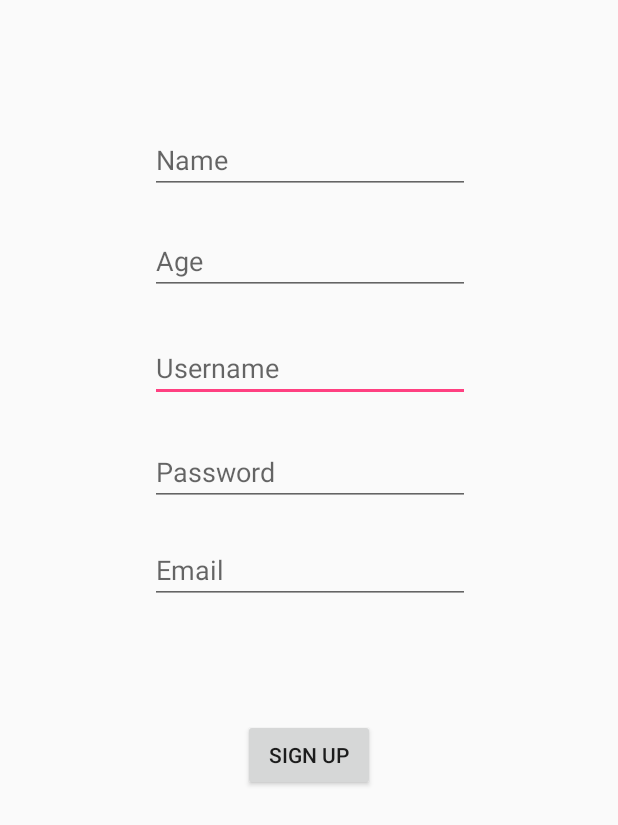
After one commit to triblex/Worldo_v1, an Android app: the SignUpActivity screen opened directly, with no data from a screen before it, on a phone screen of 412 x 824 dp. The commit adds this screen. Shown: the top 825 px of the screen. Run offline under Robolectric (Android 15) with nearby library versions, the phone set to English and light mode, and no system bars.

Commit message:
new commit

```diff
--- a/app/src/main/java/com/co/triblex/worldo_v01/Events.java
+++ b/app/src/main/java/com/co/triblex/worldo_v01/EventsActivity.java
@@ -14,7 +14,7 @@ import com.google.android.gms.location.places.Place;
 import com.google.android.gms.location.places.ui.PlacePicker;
 //import com.google.android.gms.location.places;
 
-public class Events extends AppCompatActivity {
+public class EventsActivity extends AppCompatActivity {
 
     int PLACE_PICKER_REQUEST = 1;
     int status;
@@ -48,7 +48,8 @@ public class Events extends AppCompatActivity {
     @Override
     protected void onActivityResult (int requestCode, int resultCode, Intent data) {
         super.onActivityResult(requestCode, resultCode, data);
-
+        System.out.println("Result code: "+resultCode);
+        System.out.println("Request code: "+requestCode);
         if (requestCode == 100){
             status = GooglePlayServicesUtil.isGooglePlayServicesAvailable(this);
         }
--- a/app/src/main/java/com/co/triblex/worldo_v01/MeetupActivity.java
+++ b/app/src/main/java/com/co/triblex/worldo_v01/MeetupActivity.java
@@ -74,7 +74,7 @@ public class MeetupActivity extends AppCompatActivity implements View.OnClickLis
                 e.printStackTrace();
             }
         }
-        if (requestCode == TAKE_PICTURE_REQUEST /* && resultCode == RESULT_OK && data != null && data.getData() != null */) {
+        if (requestCode == TAKE_PICTURE_REQUEST && data != null /*&& data.getData() != null */) {
             Bitmap bitmap = (Bitmap)data.getExtras().get("data");
             imageView.setImageBitmap(bitmap);
             Log.d("imageView", "Setting imageView to captured image!");
--- /dev/null
+++ b/app/src/main/java/com/co/triblex/worldo_v01/SignUpActivity.java
@@ -0,0 +1,76 @@
+package com.co.triblex.worldo_v01;
+
+import android.content.Intent;
+import android.support.v7.app.AppCompatActivity;
+import android.os.Bundle;
+import android.util.Log;
+import android.view.View;
+import android.widget.Button;
+import android.widget.EditText;
+import android.widget.Toast;
+
+public class SignUpActivity extends AppCompatActivity implements View.OnClickListener{
+
+    singleton sing;
+    Button signUnBTN;
+    EditText name, age, password, username, email;
+
+
+    @Override
+    protected void onCreate(Bundle savedInstanceState) {
+        super.onCreate(savedInstanceState);
+        setContentView(R.layout.activity_sign_up);
+
+        name = (EditText) findViewById(R.id.nameTxt);
+        password = (EditText) findViewById(R.id.passwordTxt);
+        age = (EditText) findViewById(R.id.ageTxt);
+        username = (EditText) findViewById(R.id.usernameTxt);
+        email = (EditText) findViewById(R.id.emailTxt);
+
+        signUnBTN = (Button) findViewById(R.id.signupbtn);
+        signUnBTN.setOnClickListener(this);
+    }
+
+    @Override
+    public void onClick(View view) {
+        if(view == signUnBTN) {
+                User newUser = new User();
+                newUser.name = name.getText().toString();
+                newUser.password = password.getText().toString();
+                newUser.username = username.getText().toString();
+                newUser.age = age.getText().toString();
+                newUser.email = email.getText().toString();
+
+            if(!checkExisting()) {
+                sing.users.add(newUser);
+
+                Log.d("Users", newUser.username);
+                Log.d("Users", newUser.password);
+
+                Toast toast = Toast.makeText(this, "User created!", Toast.LENGTH_SHORT);
+                toast.show();
+
+                Intent back = new Intent(this, LogInActivity.class);
+                startActivity(back);
+            } else {
+                Toast toast = Toast.makeText(this, "User already existst, try again", Toast.LENGTH_SHORT);
+                toast.show();
+                name.clearComposingText();
+                age.clearComposingText();
+                password.clearComposingText();
+                username.clearComposingText();
+                email.clearComposingText();
+            }
+        }
+    }
+
+    private boolean checkExisting() {
+        System.out.println("Users in total: "+sing.users.size());
+        for (User temp:sing.users) {
+            if(temp.username.equals(username.getText().toString())){
+                return true;
+            }
+        }
+        return false;
+    }
+}
--- /dev/null
+++ b/app/src/main/res/layout/activity_sign_up.xml
@@ -0,0 +1,113 @@
+<?xml version="1.0" encoding="utf-8"?>
+<android.support.constraint.ConstraintLayout xmlns:android="http://schemas.android.com/apk/res/android"
+    xmlns:app="http://schemas.android.com/apk/res-auto"
+    xmlns:tools="http://schemas.android.com/tools"
+    android:layout_width="match_parent"
+    android:layout_height="match_parent"
+    tools:context="com.co.triblex.worldo_v01.SignUpActivity">
+
+    <EditText
+        android:id="@+id/usernameTxt"
+        android:layout_width="wrap_content"
+        android:layout_height="wrap_content"
+        android:layout_marginBottom="8dp"
+        android:layout_marginEnd="8dp"
+        android:layout_marginStart="8dp"
+        android:layout_marginTop="8dp"
+        android:ems="10"
+        android:hint="Username"
+        android:inputType="textPersonName"
+        app:layout_constraintBottom_toBottomOf="parent"
+        app:layout_constraintEnd_toEndOf="parent"
+        app:layout_constraintHorizontal_bias="0.503"
+        app:layout_constraintStart_toStartOf="parent"
+        app:layout_constraintTop_toBottomOf="@+id/ageTxt"
+        app:layout_constraintVertical_bias="0.032" />
+
+    <EditText
+        android:id="@+id/nameTxt"
+        android:layout_width="wrap_content"
+        android:layout_height="wrap_content"
+        android:layout_marginBottom="8dp"
+        android:layout_marginEnd="8dp"
+        android:layout_marginStart="8dp"
+        android:layout_marginTop="8dp"
+        android:ems="10"
+        android:hint="Name"
+        android:inputType="textPersonName"
+        app:layout_constraintBottom_toBottomOf="parent"
+        app:layout_constraintEnd_toEndOf="parent"
+        app:layout_constraintHorizontal_bias="0.503"
+        app:layout_constraintStart_toStartOf="parent"
+        app:layout_constraintTop_toTopOf="parent"
+        app:layout_constraintVertical_bias="0.1" />
+
+    <EditText
+        android:id="@+id/passwordTxt"
+        android:layout_width="wrap_content"
+        android:layout_height="wrap_content"
+        android:layout_marginBottom="8dp"
+        android:layout_marginEnd="8dp"
+        android:layout_marginStart="8dp"
+        android:layout_marginTop="8dp"
+        android:ems="10"
+        android:hint="Password"
+        android:inputType="textPassword"
+        app:layout_constraintBottom_toBottomOf="parent"
+        app:layout_constraintEnd_toEndOf="parent"
+        app:layout_constraintHorizontal_bias="0.503"
+        app:layout_constraintStart_toStartOf="parent"
+        app:layout_constraintTop_toBottomOf="@+id/usernameTxt"
+        app:layout_constraintVertical_bias="0.032" />
+
+    <EditText
+        android:id="@+id/ageTxt"
+        android:layout_width="wrap_content"
+        android:layout_height="wrap_content"
+        android:layout_marginBottom="8dp"
+        android:layout_marginEnd="8dp"
+        android:layout_marginStart="8dp"
+        android:layout_marginTop="8dp"
+        android:ems="10"
+        android:hint="Age"
+        android:inputType="number"
+        app:layout_constraintBottom_toBottomOf="parent"
+        app:layout_constraintEnd_toEndOf="parent"
+        app:layout_constraintHorizontal_bias="0.503"
+        app:layout_constraintStart_toStartOf="parent"
+        app:layout_constraintTop_toBottomOf="@+id/nameTxt"
+        app:layout_constraintVertical_bias="0.022" />
+
+    <EditText
+        android:id="@+id/emailTxt"
+        android:layout_width="wrap_content"
+        android:layout_height="wrap_content"
+        android:layout_marginBottom="8dp"
+        android:layout_marginEnd="8dp"
+        android:layout_marginStart="8dp"
+        android:layout_marginTop="8dp"
+        android:ems="10"
+        android:hint="Email"
+        android:inputType="textEmailAddress"
+        app:layout_constraintBottom_toBottomOf="parent"
+        app:layout_constraintEnd_toEndOf="parent"
+        app:layout_constraintHorizontal_bias="0.503"
+        app:layout_constraintStart_toStartOf="parent"
+        app:layout_constraintTop_toBottomOf="@+id/passwordTxt"
+        app:layout_constraintVertical_bias="0.028" />
+
+    <Button
+        android:id="@+id/signupbtn"
+        android:layout_width="wrap_content"
+        android:layout_height="wrap_content"
+        android:layout_marginBottom="8dp"
+        android:layout_marginEnd="8dp"
+        android:layout_marginStart="8dp"
+        android:layout_marginTop="8dp"
+        android:text="sign up"
+        app:layout_constraintBottom_toBottomOf="parent"
+        app:layout_constraintEnd_toEndOf="parent"
+        app:layout_constraintStart_toStartOf="parent"
+        app:layout_constraintTop_toBottomOf="@+id/emailTxt"
+        app:layout_constraintVertical_bias="0.193" />
+</android.support.constraint.ConstraintLayout>
```
Also changed, not shown: app/src/main/AndroidManifest.xml (+8 -5 lines), app/src/main/java/com/co/triblex/worldo_v01/LogInActivity.java (+39 -3 lines), app/src/main/java/com/co/triblex/worldo_v01/StartsideActivity.java (+25 -5 lines), app/src/main/java/com/co/triblex/worldo_v01/User.java (added, +13 -0 lines), app/src/main/java/com/co/triblex/worldo_v01/singleton.java (added, +23 -0 lines), app/src/main/res/layout/activity_events.xml (+13 -4 lines), app/src/main/res/layout/activity_login.xml (+5 -5 lines), app/src/main/res/layout/activity_meetup.xml (+6 -2 lines), 1 other file.
